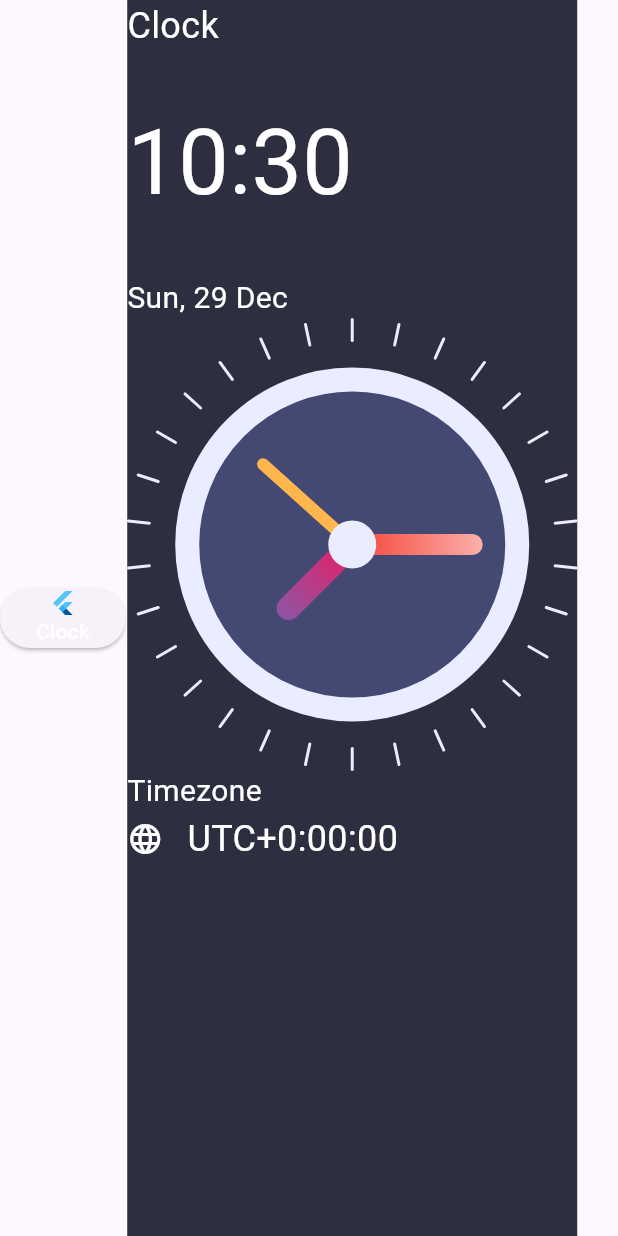
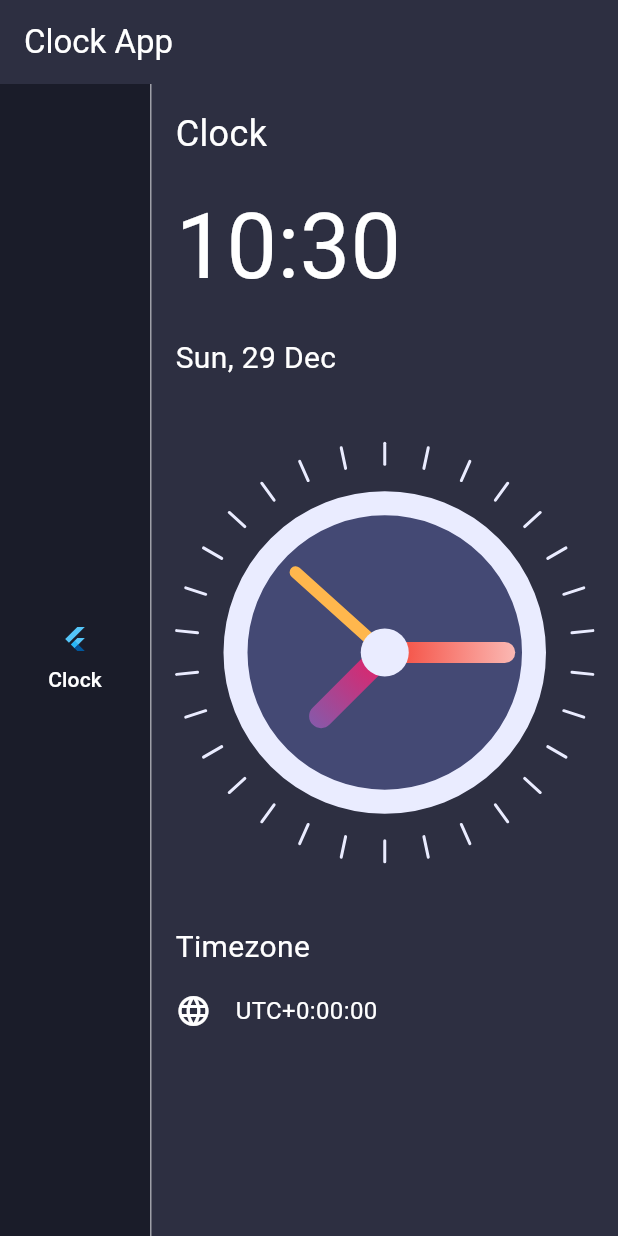
Before and after one commit to aayushxadhikari/clockApp, a Flutter app: the screen it shows after launch, on a phone screen of 412 x 824 dp. Run offline on Flutter 3.47's test engine with Material 3 defaults, Android fonts, the phone set to English and light mode, and no system bars.

Commit message:
adding to homepage

```diff
--- a/lib/homepage.dart
+++ b/lib/homepage.dart
@@ -16,71 +16,92 @@ class _HomepageState extends State<Homepage> {
     var formattedTime = DateFormat('HH:mm').format(now);
     var formattedDate = DateFormat('EEE, d MMM').format(now);
     var timezoneString = now.timeZoneOffset.toString().split('.').first;
-    var offsetSign = '';
-    if (!timezoneString.startsWith('-')) offsetSign = '+';
-    print(timezoneString);
+    var offsetSign = timezoneString.startsWith('-') ? '' : '+';
 
     return Scaffold(
+      appBar: AppBar(backgroundColor: const Color(0xFF2D2F41),
+      elevation: 0,
+        title: const Text(
+          "Clock App",
+          style: TextStyle(color: Colors.white),
+        ),
+      ),
+      backgroundColor: const Color(0xFF2D2F41),
+
       body: Row(
         children: [
-          Column(
+          Container(
+            width: 100,
+            color: const Color(0xFF1A1C29),
+            child: Column(
               mainAxisAlignment: MainAxisAlignment.center,
               children: [
                 ElevatedButton(
-              onPressed: (){},
-               child: const Column(
-                children: [
+                  style: ElevatedButton.styleFrom(
+                    foregroundColor: Colors.white, backgroundColor: const Color(0xFF1A1C29),
+                    shadowColor: Colors.transparent,
+                  ),
+                  onPressed: () {},
+                  child: Column(
+                    children: const [
                       FlutterLogo(),
-                  Text('Clock', style: TextStyle(color: Colors.white, fontSize: 14),)
-                ],
-               )
+                      SizedBox(height: 8),
+                      Text(
+                        'Clock',
+                        style: TextStyle(color: Colors.white, fontSize: 14),
                       ),
                     ],
+                  ),
+                ),
+              ],
+            ),
           ),
           const VerticalDivider(
             color: Colors.white54,
             width: 1,
+            thickness: 1,
           ),
-          Container(
-            alignment: Alignment.center,
-            color: const Color(0xFF2D2F41),
+          Expanded(
+            child: Padding(
+              padding: const EdgeInsets.all(16.0),
               child: Column(
                 crossAxisAlignment: CrossAxisAlignment.start,
                 children: [
-                const Text("Clock",
-                    style: TextStyle(color: Colors.white, fontSize: 24)),
-                const SizedBox(
-                  height: 32,
+                  const Text(
+                    "Clock",
+                    style: TextStyle(color: Colors.white, fontSize: 24),
                   ),
-                Text(formattedTime,
-                    style: const TextStyle(color: Colors.white, fontSize: 60)),
-                const SizedBox(
-                  height: 32,
+                  const SizedBox(height: 16),
+                  Text(
+                    formattedTime,
+                    style: const TextStyle(color: Colors.white, fontSize: 60),
                   ),
-                Text(formattedDate,
-                    style: const TextStyle(color: Colors.white, fontSize: 20)),
-                const ClockView(),
-                const Text("Timezone",
-                    style: TextStyle(color: Colors.white, fontSize: 20)),
-                const SizedBox(
-                  width: 16,
+                  const SizedBox(height: 16),
+                  Text(
+                    formattedDate,
+                    style: const TextStyle(color: Colors.white, fontSize: 20),
                   ),
+                  const SizedBox(height: 32),
+                  // Replace ClockView with your actual implementation
+                  ClockView(),
+                  const SizedBox(height: 32),
+                  const Text(
+                    "Timezone",
+                    style: TextStyle(color: Colors.white, fontSize: 20),
+                  ),
+                  const SizedBox(height: 16),
                   Row(
-                  children: <Widget>[
-                    const Icon(
-                      Icons.language,
-                      color: Colors.white,
+                    children: [
+                      const Icon(Icons.language, color: Colors.white),
+                      const SizedBox(width: 16),
+                      Text(
+                        'UTC$offsetSign$timezoneString',
+                        style: const TextStyle(color: Colors.white, fontSize: 16),
                       ),
-                    const SizedBox(
-                      width: 16,
-                    ),
-                    Text(
-                      'UTC' +  offsetSign + timezoneString,
-                      style: const TextStyle(color: Colors.white, fontSize: 24),
-                    )
                     ],
                   ),
                 ],
+              ),
             ),
           ),
         ],
```
Lines whose indentation alone changed are shown as unchanged.
